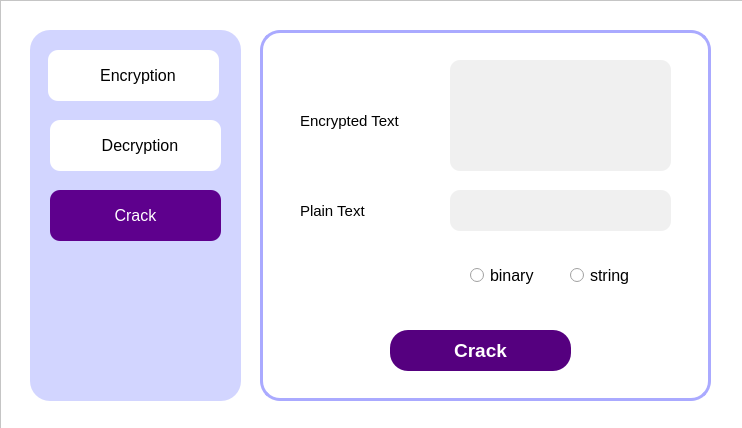
Jiewoe/Simple_DES, file ui/crack.ui: the form before one commit.
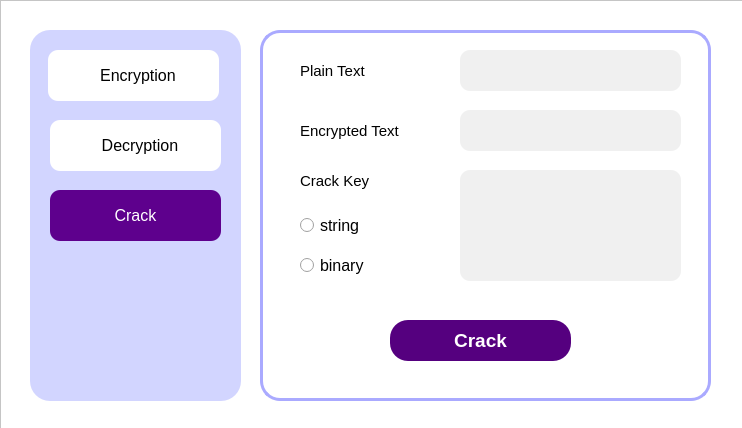
The form after the commit. Icons and pictures are not drawn.

Commit message: connect crack module

The edit to the form file:
```diff
--- a/ui/crack.ui
+++ b/ui/crack.ui
@@ -106,7 +106,7 @@
       <property name="geometry">
        <rect>
         <x>40</x>
-        <y>160</y>
+        <y>20</y>
         <width>111</width>
         <height>41</height>
        </rect>
@@ -127,7 +127,7 @@
       <property name="geometry">
        <rect>
         <x>40</x>
-        <y>70</y>
+        <y>80</y>
         <width>131</width>
         <height>41</height>
        </rect>
@@ -148,7 +148,7 @@
       <property name="geometry">
        <rect>
         <x>130</x>
-        <y>300</y>
+        <y>290</y>
         <width>181</width>
         <height>41</height>
        </rect>
@@ -187,8 +187,8 @@
      <widget class="QLineEdit" name="plain_text_browser">
       <property name="geometry">
        <rect>
-        <x>190</x>
-        <y>160</y>
+        <x>200</x>
+        <y>20</y>
         <width>221</width>
         <height>41</height>
        </rect>
@@ -206,7 +206,7 @@
        <string/>
       </property>
       <property name="readOnly">
-       <bool>true</bool>
+       <bool>false</bool>
       </property>
       <property name="clearButtonEnabled">
        <bool>false</bool>
@@ -215,8 +215,8 @@
      <widget class="QRadioButton" name="char_button">
       <property name="geometry">
        <rect>
-        <x>310</x>
-        <y>230</y>
+        <x>40</x>
+        <y>180</y>
         <width>81</width>
         <height>31</height>
        </rect>
@@ -239,8 +239,8 @@
      <widget class="QRadioButton" name="binary_button">
       <property name="geometry">
        <rect>
-        <x>210</x>
-        <y>230</y>
+        <x>40</x>
+        <y>220</y>
         <width>81</width>
         <height>31</height>
        </rect>
@@ -260,11 +260,32 @@
        <string notr="true">choose_mode_group</string>
       </attribute>
      </widget>
-     <widget class="QTextEdit" name="encrypted_text_input">
+     <widget class="QLabel" name="crack_result">
       <property name="geometry">
        <rect>
-        <x>190</x>
-        <y>30</y>
+        <x>40</x>
+        <y>130</y>
+        <width>131</width>
+        <height>41</height>
+       </rect>
+      </property>
+      <property name="font">
+       <font>
+        <family>Arial</family>
+        <pointsize>11</pointsize>
+        <weight>50</weight>
+        <bold>false</bold>
+       </font>
+      </property>
+      <property name="text">
+       <string>Crack Key</string>
+      </property>
+     </widget>
+     <widget class="QTextEdit" name="key_result">
+      <property name="geometry">
+       <rect>
+        <x>200</x>
+        <y>140</y>
         <width>221</width>
         <height>111</height>
        </rect>
@@ -282,6 +303,9 @@
 	border:none;
 }</string>
       </property>
+      <property name="readOnly">
+       <bool>false</bool>
+      </property>
       <property name="html">
        <string>&lt;!DOCTYPE HTML PUBLIC &quot;-//W3C//DTD HTML 4.0//EN&quot; &quot;http://www.w3.org/TR/REC-html40/strict.dtd&quot;&gt;
 &lt;html&gt;&lt;head&gt;&lt;meta name=&quot;qrichtext&quot; content=&quot;1&quot; /&gt;&lt;style type=&quot;text/css&quot;&gt;
@@ -290,6 +314,34 @@
 &lt;p style=&quot;-qt-paragraph-type:empty; margin-top:0px; margin-bottom:0px; margin-left:0px; margin-right:0px; -qt-block-indent:0; text-indent:0px;&quot;&gt;&lt;br /&gt;&lt;/p&gt;&lt;/body&gt;&lt;/html&gt;</string>
       </property>
      </widget>
+     <widget class="QLineEdit" name="encrypted_text_input">
+      <property name="geometry">
+       <rect>
+        <x>200</x>
+        <y>80</y>
+        <width>221</width>
+        <height>41</height>
+       </rect>
+      </property>
+      <property name="font">
+       <font>
+        <family>Segoe UI</family>
+        <pointsize>11</pointsize>
+       </font>
+      </property>
+      <property name="styleSheet">
+       <string notr="true"/>
+      </property>
+      <property name="text">
+       <string/>
+      </property>
+      <property name="readOnly">
+       <bool>false</bool>
+      </property>
+      <property name="clearButtonEnabled">
+       <bool>false</bool>
+      </property>
+     </widget>
     </widget>
     <widget class="QFrame" name="menu_frame">
      <property name="geometry">
```
Left out of the diff: 2 changed lines with no effect on the pictures. The commit also changes 14 other files.
